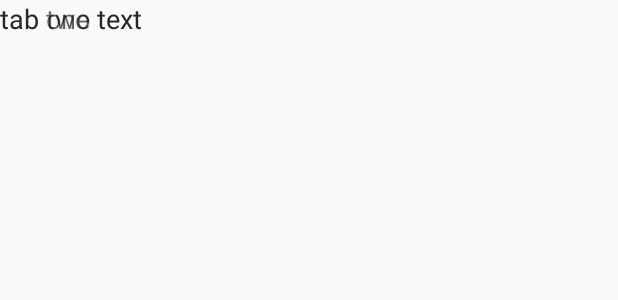
After one commit to callesjuan/ninjabubble, an Android app: the layout tab_view.xml on its own in the app's theme, with its tools: preview values and no code run, on a phone screen of 412 x 824 dp. The commit adds this screen. Shown: the top 300 px of the screen. Run offline under Robolectric (Android 15) with nearby library versions, the phone set to English and light mode, and no system bars.

Commit message:
overlay layout created, now I have to add listeners for each simulated 'tab'

```diff
--- a/app/src/main/java/br/ufes/inf/lprm/ninjabubble/MainActivity.java
+++ b/app/src/main/java/br/ufes/inf/lprm/ninjabubble/MainActivity.java
@@ -16,8 +16,8 @@ import android.widget.ImageView;
 import android.widget.Spinner;
 import android.widget.ToggleButton;
 
-import com.premnirmal.Magnet.IconCallback;
-import com.premnirmal.Magnet.Magnet;
+//import com.premnirmal.Magnet.IconCallback;
+//import com.premnirmal.Magnet.Magnet;
 
 
 public class MainActivity extends Activity {
--- /dev/null
+++ b/app/src/main/res/layout/tab_view.xml
@@ -0,0 +1,62 @@
+<?xml version="1.0" encoding="utf-8"?>
+<LinearLayout xmlns:android="http://schemas.android.com/apk/res/android"
+    android:layout_width="wrap_content"
+    android:layout_height="wrap_content">
+
+    <TabHost
+        android:id="@+id/tab_host"
+        android:layout_width="wrap_content"
+        android:layout_height="wrap_content">
+
+        <LinearLayout
+            android:layout_width="wrap_content"
+            android:layout_height="wrap_content"
+            android:orientation="vertical">
+
+            <TabWidget
+                android:id="@android:id/tabs"
+                android:layout_width="wrap_content"
+                android:layout_height="wrap_content" />
+
+            <FrameLayout
+                android:id="@android:id/tabcontent"
+                android:layout_width="wrap_content"
+                android:layout_height="wrap_content">
+
+                <LinearLayout
+                    android:id="@+id/tab_one_container"
+                    android:layout_width="wrap_content"
+                    android:layout_height="wrap_content"
+                    android:orientation="vertical">
+
+                    <TextView
+                        android:layout_width="wrap_content"
+                        android:layout_height="wrap_content"
+                        android:textAppearance="?android:attr/textAppearanceMedium"
+                        android:text="tab one text"
+                        android:id="@+id/textView" />
+                </LinearLayout>
+
+                <LinearLayout
+                    android:id="@+id/tab_two_container"
+                    android:layout_width="wrap_content"
+                    android:layout_height="wrap_content"
+                    android:orientation="vertical">
+
+                    <TextView
+                        android:layout_width="wrap_content"
+                        android:layout_height="wrap_content"
+                        android:textAppearance="?android:attr/textAppearanceMedium"
+                        android:text="tab two text"
+                        android:id="@+id/textView2" />
+                </LinearLayout>
+
+                <LinearLayout
+                    android:id="@+id/tab_three_container"
+                    android:layout_width="wrap_content"
+                    android:layout_height="wrap_content"
+                    android:orientation="vertical" />
+            </FrameLayout>
+        </LinearLayout>
+    </TabHost>
+</LinearLayout>
--- a/app/src/main/res/values/strings.xml
+++ b/app/src/main/res/values/strings.xml
@@ -12,6 +12,12 @@
     <string name="lbl_media">Streaming App:</string>
     <string name="lbl_channel">Channel ID:</string>
     <string name="lbl_hashtags">Hashtags:</string>
+    <string name="fnc_lifecycle">Lifecycle</string>
+    <string name="fnc_minimap">Minimap</string>
+    <string name="fnc_members">Members</string>
+    <string name="fnc_hide">Hide</string>
+    <string name="btn_group_match">Find groups</string>
+    <string name="btn_stream_init">Start streaming</string>
 
     <string-array name="spin_media">
         <item>Twitcasting</item>
```
Also changed, not shown: app/src/main/java/br/ufes/inf/lprm/ninjabubble/NinjaBubbleMagic.java (+148 -30 lines), app/src/main/res/drawable/shape.xml (added, +11 -0 lines), app/src/main/res/drawable/group_50.png (added), app/src/main/res/drawable/home_50.png (added), app/src/main/res/drawable/map_marker_50.png (added), app/src/main/res/drawable/return_50.png (added).
